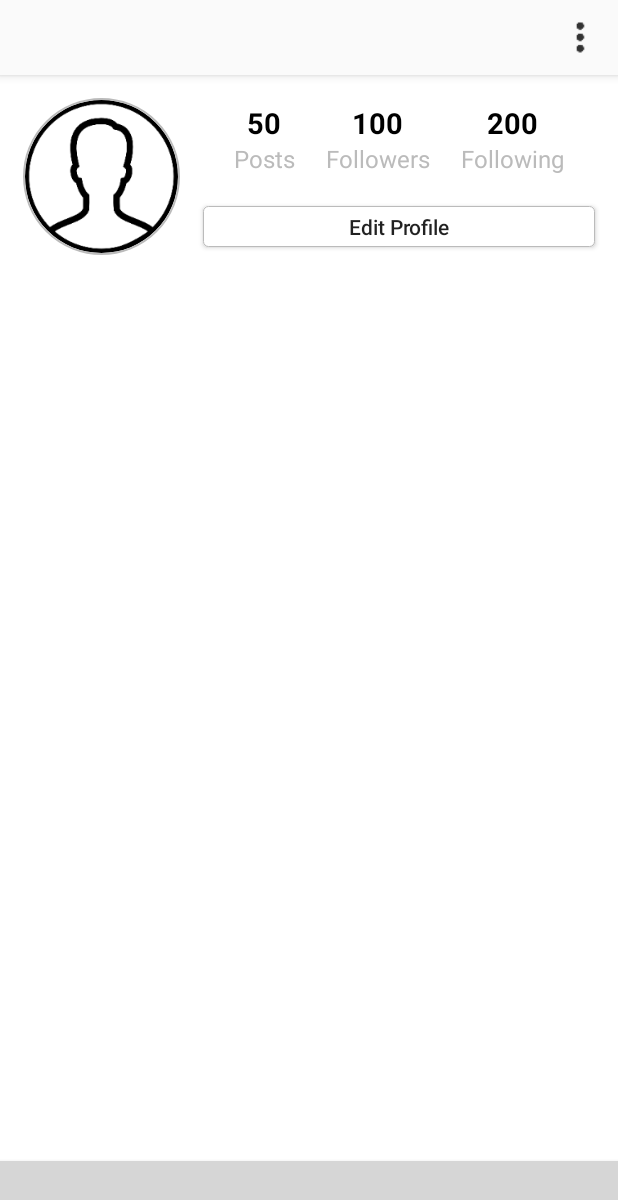
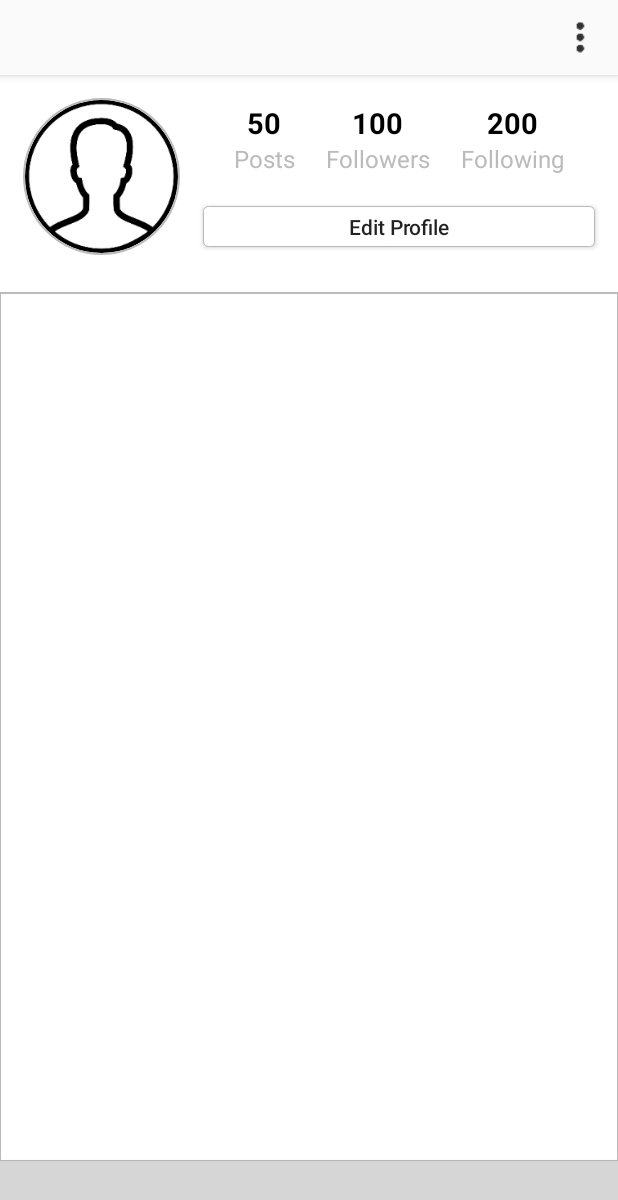
Before and after one commit to dmadunts/Instagram, an Android app: the ProfileActivity screen opened directly, with no data from a screen before it, on a phone screen of 412 x 824 dp. Shown: the top 1200 px of the screen. Run offline under Robolectric (Android 15) with nearby library versions, the phone set to English and light mode, and no system bars; our stand-ins replace CircleImageView, Firebase (no records; nobody signed in at launch, a user with empty details on screens opened directly); plain views replace BottomNavigationViewEx; 11 statements that could not run were skipped; grey boxes are pictures that could not be loaded.

Commit message:
Added RecyclerView for FeedPosts in ProfileActivity. Added table "images" for images in database. Added table "feed-posts" for Feed in database. Now posts are displaying in Profile Activity

```diff
--- a/app/build.gradle
+++ b/app/build.gradle
@@ -36,6 +36,7 @@ dependencies {
     implementation 'com.google.firebase:firebase-storage:16.0.5'
     implementation 'com.google.firebase:firebase-auth:16.1.0'
     implementation 'net.yslibrary.keyboardvisibilityevent:keyboardvisibilityevent:2.1.0'
+    implementation 'com.android.support:recyclerview-v7:28.0.0'
     testImplementation 'junit:junit:4.12'
     implementation 'com.github.bumptech.glide:glide:4.8.0'
     kapt 'com.github.bumptech.glide:compiler:4.8.0'
--- a/app/src/main/java/com/example/renai/instagram/activities/ProfileActivity.kt
+++ b/app/src/main/java/com/example/renai/instagram/activities/ProfileActivity.kt
@@ -1,10 +1,18 @@
 package com.example.renai.instagram.activities
 
+import android.content.Context
 import android.content.Intent
 import android.os.Bundle
+import android.support.v7.widget.GridLayoutManager
+import android.support.v7.widget.RecyclerView
+import android.util.AttributeSet
+import android.view.LayoutInflater
+import android.view.ViewGroup
+import android.widget.ImageView
 import com.example.renai.instagram.R
 import com.example.renai.instagram.models.User
 import com.example.renai.instagram.utils.FirebaseHelper
+import com.example.renai.instagram.utils.GlideApp
 import com.example.renai.instagram.utils.ValueEventListenerAdapter
 import kotlinx.android.synthetic.main.activity_profile.*
 
@@ -30,5 +38,37 @@ class ProfileActivity : BaseActivity(4) {
             profile_picture.loadUserPhoto(mUser.photo)
         })
 
+        images_recycler.layoutManager = GridLayoutManager(this, 3)
+        mFirebase.database.child("images").child(mFirebase.uid)
+            .addValueEventListener(ValueEventListenerAdapter {
+                val images = it.children.map { it.getValue(String::class.java)!! }
+                images_recycler.adapter = ImagesAdapter(images)
+            })
+    }
+
+    class ImagesAdapter(private val images: List<String>) : RecyclerView.Adapter<ImagesAdapter.ViewHolder>() {
+
+        class ViewHolder(val image: ImageView) : RecyclerView.ViewHolder(image)
+
+        override fun onCreateViewHolder(parent: ViewGroup, viewType: Int): ViewHolder {
+            val image = LayoutInflater.from(parent.context).inflate(R.layout.image_item, parent, false) as ImageView
+            return ViewHolder(image)
+        }
+
+        override fun getItemCount(): Int = images.size
+
+        override fun onBindViewHolder(holder: ViewHolder, position: Int) {
+            holder.image.loadImage(images[position])
+        }
+
+        private fun ImageView.loadImage(image: String) {
+            GlideApp.with(this).load(image).centerCrop().into(this)
+        }
     }
 }
+
+class SquareImageView(context: Context, attributeSet: AttributeSet) : ImageView(context, attributeSet) {
+    override fun onMeasure(widthMeasureSpec: Int, heightMeasureSpec: Int) {
+        super.onMeasure(widthMeasureSpec, widthMeasureSpec)
+    }
+}
--- a/app/src/main/java/com/example/renai/instagram/utils/FirebaseHelper.kt
+++ b/app/src/main/java/com/example/renai/instagram/utils/FirebaseHelper.kt
@@ -12,7 +12,7 @@ import com.google.firebase.storage.StorageReference
 import com.google.firebase.storage.UploadTask
 
 class FirebaseHelper(private val activity: Activity) {
-    private var auth: FirebaseAuth = FirebaseAuth.getInstance()
+    var auth: FirebaseAuth = FirebaseAuth.getInstance()
     var database: DatabaseReference = FirebaseDatabase.getInstance().reference
     var storage: StorageReference = FirebaseStorage.getInstance().reference
     var uid: String = auth.currentUser!!.uid
--- a/app/src/main/res/layout/activity_profile.xml
+++ b/app/src/main/res/layout/activity_profile.xml
@@ -114,5 +114,16 @@
             app:layout_constraintBottom_toBottomOf="@id/profile_picture"
             app:layout_constraintEnd_toEndOf="parent"
             app:layout_constraintStart_toEndOf="@id/profile_picture"/>
+
+    <android.support.v7.widget.RecyclerView
+            android:id="@+id/images_recycler"
+            android:layout_width="match_parent"
+            android:layout_height="0dp"
+            android:layout_marginTop="30dp"
+            android:background="@drawable/top_border_grey"
+            app:layout_constraintTop_toBottomOf="@id/edit_profile_btn"
+            app:layout_constraintBottom_toTopOf="@id/bottom_navigation_view"/>
+
+
     <include layout="@layout/bottom_navigation_view"/>
 </android.support.constraint.ConstraintLayout>
--- /dev/null
+++ b/app/src/main/res/layout/image_item.xml
@@ -0,0 +1,6 @@
+<?xml version="1.0" encoding="utf-8"?>
+<com.example.renai.instagram.activities.SquareImageView
+        xmlns:android="http://schemas.android.com/apk/res/android"
+        android:layout_width="match_parent"
+        android:layout_height="match_parent"
+        android:padding="1dp"/>
```
Also changed, not shown: app/src/main/java/com/example/renai/instagram/activities/HomeActivity.kt (+13 -23 lines), app/src/main/java/com/example/renai/instagram/activities/ShareActivity.kt (+46 -8 lines).
